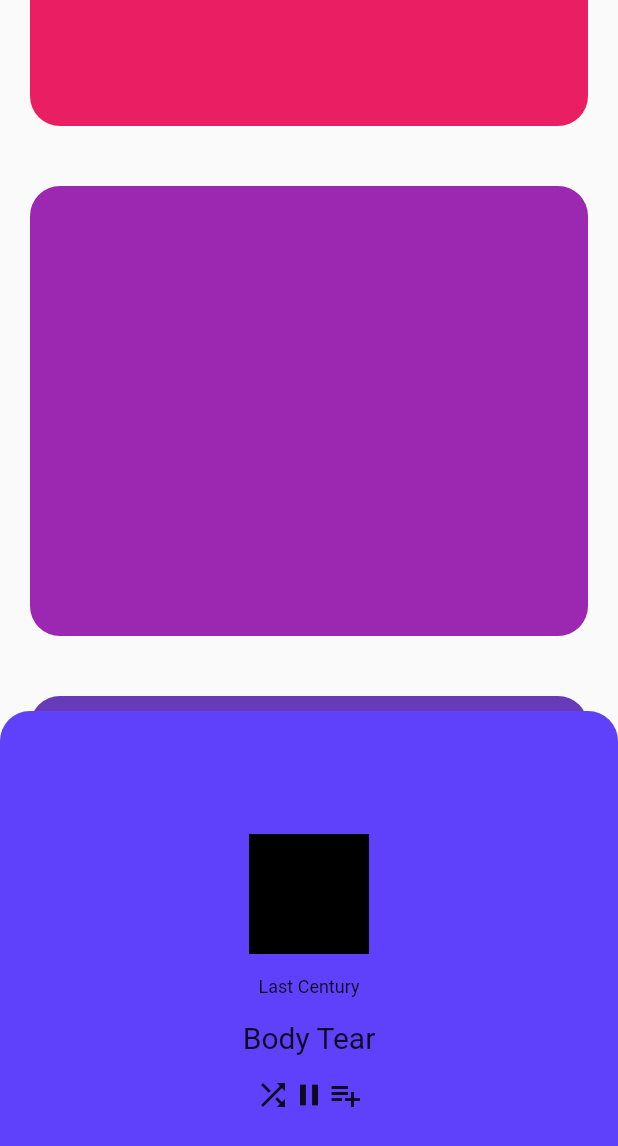
After one commit to VictorVHTI/firstAppFlutter, a Flutter app: the ExpandableNavBar screen opened by its route, scrolled down 576 dp, after a tap on the "calendar today" icon, on a phone screen of 412 x 824 dp. The commit adds this screen. Shown: the top 1146 px of the screen. Run offline on Flutter 3.47's test engine with Material 2 defaults, Android fonts, the light colour scheme and no system bars; our stand-ins replace animate_do.

Commit message:
expandable navbar

```diff
--- a/lib/src/app.dart
+++ b/lib/src/app.dart
@@ -9,7 +9,6 @@ class MyHomePage extends StatefulWidget {
 }
 
 class _MyHomePageState extends State<MyHomePage> {
-
   @override
   Widget build(BuildContext context) {
     return Scaffold(
@@ -24,6 +23,7 @@ class _MyHomePageState extends State<MyHomePage> {
             ButtonNavigation('Components', '/components'),
             ButtonNavigation('Widget of the week', '/widget'),
             ButtonNavigation('Coffee Concept List', '/coffee'),
+            ButtonNavigation('Expandable NavBar', '/expandableNavbar'),
           ],
         ),
       ),
@@ -46,7 +46,10 @@ class ButtonNavigation extends StatelessWidget {
       onPressed: () {
         Navigator.of(context).pushNamed(route);
       },
-      child: Text(name, style: Theme.of(context).textTheme.headline6,),
+      child: Text(
+        name,
+        style: Theme.of(context).textTheme.headline6,
+      ),
     );
   }
 }
--- a/lib/src/routes/routes.dart
+++ b/lib/src/routes/routes.dart
@@ -1,6 +1,5 @@
 import 'package:example_flutter/src/app.dart';
 import 'package:example_flutter/src/screens/coffee_concept/coffee_home.dart';
-import 'package:example_flutter/src/screens/coffee_concept/index.dart';
 import 'package:example_flutter/src/screens/components/components_index.dart';
 import 'package:example_flutter/src/screens/components/pages/alert_page.dart';
 import 'package:example_flutter/src/screens/components/pages/animated_page.dart';
@@ -10,6 +9,7 @@ import 'package:example_flutter/src/screens/components/pages/inputs.page.dart';
 import 'package:example_flutter/src/screens/components/pages/list_page.dart';
 import 'package:example_flutter/src/screens/components/pages/slider_page.dart';
 import 'package:example_flutter/src/screens/counter/counter.dart';
+import 'package:example_flutter/src/screens/expandable_navbar/index.dart';
 import 'package:example_flutter/src/screens/widget_of_the_week/pages/absorbPointer.dart';
 import 'package:example_flutter/src/screens/widget_of_the_week/pages/clipRRec.dart';
 import 'package:example_flutter/src/screens/widget_of_the_week/pages/customePainter.dart';
@@ -74,5 +74,6 @@ Map<String, WidgetBuilder> getAplicationRoutes() {
     '/widget/transform': (BuildContext contex) => MytTansform(),
     '/widget/imageFilter': (BuildContext contex) => MyImageFilter(),
     '/coffee': (BuildContext contex) => CoffeeHome(),
+    '/expandableNavbar': (BuildContext contex) => ExpandableNavBar(),
   };
 }
--- /dev/null
+++ b/lib/src/screens/expandable_navbar/index.dart
@@ -0,0 +1,172 @@
+import 'dart:ui';
+
+import 'package:flutter/material.dart';
+
+const _cardColor = Color(0xFF5F40FB);
+const _maxHeight = 350.0;
+const _minHeight = 70.0;
+
+class ExpandableNavBar extends StatefulWidget {
+  @override
+  _ExpandableNavBarState createState() => _ExpandableNavBarState();
+}
+
+class _ExpandableNavBarState extends State<ExpandableNavBar>
+    with SingleTickerProviderStateMixin {
+  late AnimationController _controller;
+  bool _expanded = false;
+  double _currentHeight = _minHeight;
+
+  @override
+  void initState() {
+    _controller = AnimationController(
+        vsync: this, duration: const Duration(milliseconds: 600));
+    super.initState();
+  }
+
+  @override
+  void dispose() {
+    _controller.dispose();
+    super.dispose();
+  }
+
+  @override
+  Widget build(BuildContext context) {
+    final _size = MediaQuery.of(context).size;
+    final _menuWidth = _size.width * 0.5;
+    return Scaffold(
+      body: Stack(children: [
+        ListView.builder(
+          padding: const EdgeInsets.only(bottom: _minHeight),
+          itemCount: 5,
+          itemBuilder: (context, index) {
+            return Padding(
+              padding: const EdgeInsets.all(20.0),
+              child: Container(
+                height: 300,
+                decoration: BoxDecoration(
+                    borderRadius: BorderRadius.circular(20.0),
+                    color: Colors.primaries[index % Colors.primaries.length]),
+              ),
+            );
+          },
+        ),
+        GestureDetector(
+          onVerticalDragUpdate: _expanded
+              ? (details) {
+                  setState(() {
+                    final newHeight = _currentHeight - details.delta.dy;
+                    _controller.value = _currentHeight / _maxHeight;
+                    _currentHeight = newHeight.clamp(_minHeight, _maxHeight);
+                  });
+                }
+              : null,
+          onVerticalDragEnd: _expanded
+              ? (details) {
+                  if (_currentHeight < _maxHeight / 1.5) {
+                    _controller.reverse();
+                    _expanded = false;
+                  } else {
+                    _expanded = true;
+                    _controller.forward(from: _currentHeight / _maxHeight);
+                    _currentHeight = _maxHeight;
+                  }
+                }
+              : null,
+          child: AnimatedBuilder(
+            animation: _controller,
+            builder: (context, snapshot) {
+              final value = ElasticInOutCurve(0.8).transform(_controller.value);
+              return Stack(
+                children: [
+                  Positioned(
+                      height:
+                          lerpDouble(_minHeight, _currentHeight, value) ?? 0,
+                      bottom: lerpDouble(40, 0, value) ?? 0,
+                      left: lerpDouble(
+                              (_size.width / 2 - _menuWidth / 2), 0, value) ??
+                          0,
+                      width: lerpDouble(_menuWidth, _size.width, value) ?? 0,
+                      child: Container(
+                          decoration: BoxDecoration(
+                              color: _cardColor,
+                              borderRadius: BorderRadius.vertical(
+                                  top: Radius.circular(20),
+                                  bottom: Radius.circular(
+                                      lerpDouble(20.0, 0.0, value) ?? 0))),
+                          child: _expanded
+                              ? Opacity(
+                                  opacity: _controller.value,
+                                  child: _buildExpandedContext())
+                              : _buildMenuContent())),
+                ],
+              );
+            },
+          ),
+        ),
+      ]),
+    );
+  }
+
+  Widget _buildExpandedContext() {
+    return Padding(
+      padding: const EdgeInsets.all(20.0),
+      child: FittedBox(
+        fit: BoxFit.scaleDown,
+        child: Column(
+          children: [
+            Container(
+              color: Colors.black,
+              height: 80,
+              width: 80,
+            ),
+            const SizedBox(
+              height: 15,
+            ),
+            Text(
+              'Last Century',
+              style: TextStyle(fontSize: 12),
+            ),
+            const SizedBox(
+              height: 15,
+            ),
+            Text(
+              'Body Tear',
+              style: TextStyle(fontSize: 20),
+            ),
+            const SizedBox(
+              height: 15,
+            ),
+            Row(
+              mainAxisAlignment: MainAxisAlignment.spaceEvenly,
+              children: [
+                Icon(Icons.shuffle),
+                Icon(Icons.pause),
+                Icon(Icons.playlist_add),
+              ],
+            )
+          ],
+        ),
+      ),
+    );
+  }
+
+  Widget _buildMenuContent() {
+    return Row(
+      mainAxisAlignment: MainAxisAlignment.spaceEvenly,
+      children: [
+        Icon(Icons.calendar_today_sharp),
+        GestureDetector(
+            onTap: () {
+              setState(() {
+                _expanded = true;
+                _currentHeight = _maxHeight;
+                _controller.forward(from: 0.0);
+              });
+            },
+            child: Icon(Icons.calendar_today)),
+        Icon(Icons.calendar_today_sharp),
+      ],
+    );
+  }
+}
```
